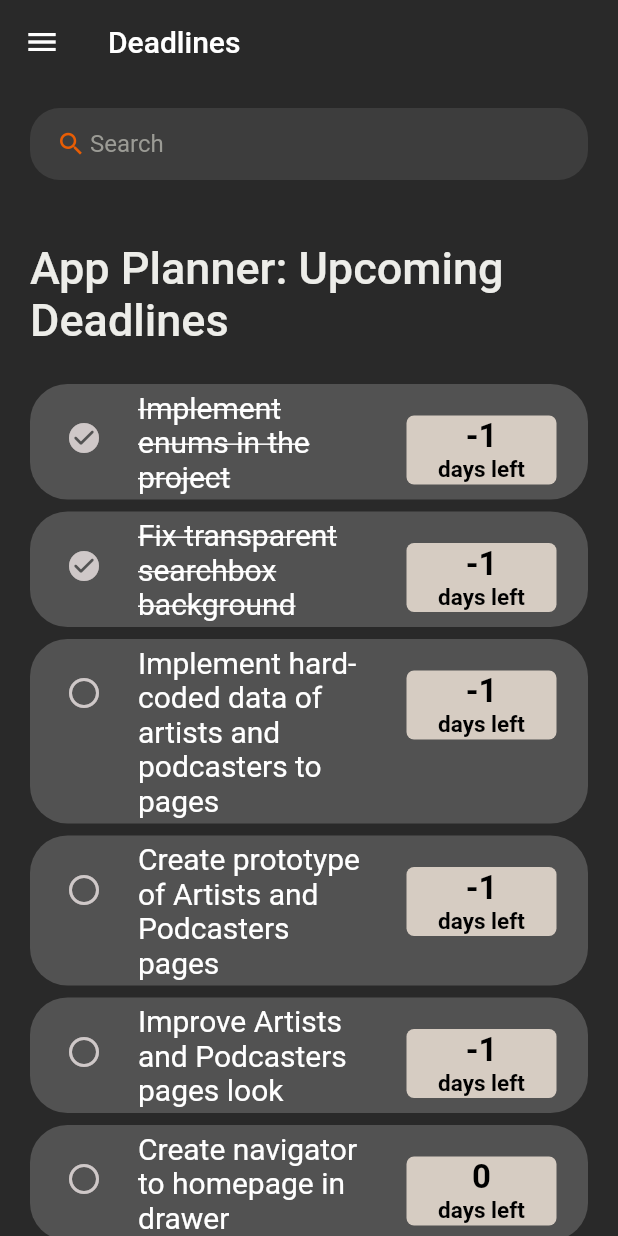
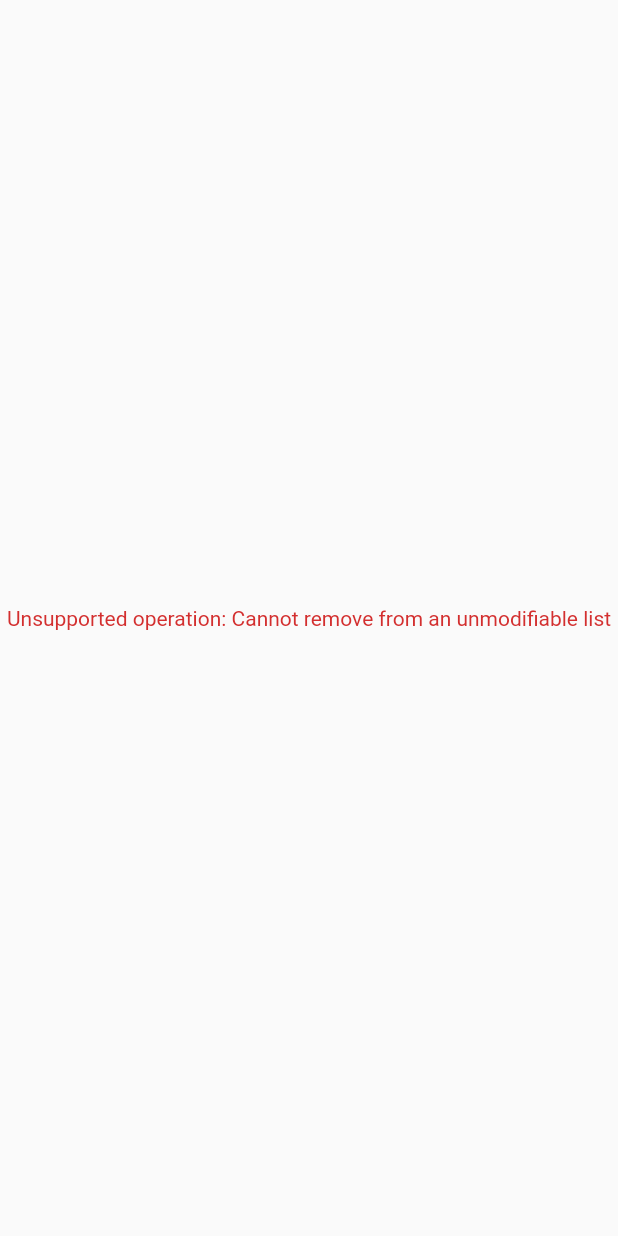
Before and after one commit to KacperMajcher/rating, a Flutter app: the screen it shows once a user with an empty profile is signed in, after a tap on "Implement enums in the project", on a phone screen of 412 x 824 dp. Run offline on Flutter 3.47's test engine with Material 2 defaults, Android fonts, the phone set to English and light mode, and no system bars; our stand-ins replace firebase_auth, firebase_core, flutter_bloc, google_fonts; missing offline and left inert: flutterfire_ui; accounts and stored records are empty; Roboto replaces fonts that are missing (Sono).

Commit message:
Handle errors in home with switch

```diff
--- a/lib/features/home/cubit/home_cubit.dart
+++ b/lib/features/home/cubit/home_cubit.dart
@@ -1,4 +1,5 @@
 import 'package:flutter_bloc/flutter_bloc.dart';
+import 'package:rating/app/core/enums.dart';
 import 'package:rating/model/deadline_model.dart';
 import 'package:rating/repositories/deadline_repository.dart';
 
@@ -10,29 +11,60 @@ class HomeCubit extends Cubit<HomeState> {
   final deadlineRepository = DeadlineRepository();
 
   Future<void> getDeadlineItems() async {
-    emit(const HomeState(deadlineItem: []));
+    emit(const HomeState(status: Status.loading));
+    try {
       final deadlineModel = deadlineRepository.deadlineItemsList();
       emit(
         HomeState(
+          status: Status.success,
           deadlineItem: deadlineModel,
         ),
       );
+    } catch (error) {
+      emit(
+        HomeState(
+          status: Status.error,
+          errorMessage: error.toString(),
+        ),
+      );
+    }
   }
 
   Future<void> toggleCheckBox({required DeadlineItem deadlineItem}) async {
+    emit(const HomeState(status: Status.loading));
+    try {
       List<DeadlineItem> list = state.deadlineItem;
       final index = list.indexWhere((element) => element.id == deadlineItem.id);
-    list.replaceRange(index, index + 1, [
+      list.replaceRange(
+        index,
+        index + 1,
+        [
           DeadlineItem(
               id: deadlineItem.id,
               task: deadlineItem.task,
               deadline: deadlineItem.deadline,
               isDone: !deadlineItem.isDone)
-    ]);
-    emit(HomeState(deadlineItem: list));
+        ],
+      );
+      emit(
+        HomeState(
+          status: Status.success,
+          deadlineItem: list,
+        ),
+      );
+    } catch (error) {
+      emit(
+        HomeState(
+          status: Status.error,
+          errorMessage: error.toString(),
+        ),
+      );
+    }
   }
 
-  void filterItems(String enteredKeyword) {
+  void filterItems(String enteredKeyword) async {
+    emit(const HomeState(status: Status.loading));
+    try {
       List<DeadlineItem> results = [];
       final list = deadlineRepository.deadlineItemsList();
       if (enteredKeyword.isEmpty) {
@@ -44,6 +76,17 @@ class HomeCubit extends Cubit<HomeState> {
             .toList();
       }
 
-    emit(HomeState(deadlineItem: results));
+      emit(HomeState(
+        status: Status.success,
+        deadlineItem: results,
+      ));
+    } catch (error) {
+      emit(
+        HomeState(
+          status: Status.error,
+          errorMessage: error.toString(),
+        ),
+      );
     }
   }
+}
--- a/lib/features/home/cubit/home_state.dart
+++ b/lib/features/home/cubit/home_state.dart
@@ -1,9 +1,12 @@
-
 part of 'home_cubit.dart';
 
 class HomeState {
   const HomeState({
     this.deadlineItem = const [],
+    this.status = Status.initial,
+    this.errorMessage,
   });
   final List<DeadlineItem> deadlineItem;
+  final Status status;
+  final String? errorMessage;
 }
--- a/lib/features/home/home_page.dart
+++ b/lib/features/home/home_page.dart
@@ -1,6 +1,7 @@
 import 'package:flutter/material.dart';
 import 'package:flutter_bloc/flutter_bloc.dart';
 import 'package:google_fonts/google_fonts.dart';
+import 'package:rating/app/core/enums.dart';
 import 'package:rating/features/home/cubit/home_cubit.dart';
 import 'package:rating/features/widgets/deadline_item.dart';
 import 'package:rating/features/widgets/navigation_drawer.dart';
@@ -17,6 +18,32 @@ class _HomePageState extends State<HomePage> {
   Widget build(BuildContext context) {
     return BlocBuilder<HomeCubit, HomeState>(
       builder: (context, state) {
+        switch (state.status) {
+          case Status.initial:
+            return const Scaffold(
+              body: Center(
+                child: Text(
+                    'Hello! Honestly speaking... you shouldn\'t be here 😬!'),
+              ),
+            );
+          case Status.loading:
+            return const Center(
+              child: CircularProgressIndicator(),
+            );
+
+          case Status.error:
+            return Scaffold(
+              body: Center(
+                child: Text(
+                  state.errorMessage ?? 'Unknown error',
+                  style: TextStyle(
+                    color: Theme.of(context).colorScheme.error,
+                  ),
+                ),
+              ),
+            );
+
+          case Status.success:
             return Scaffold(
               appBar: _buildAppBar(),
               drawer: navigationDrawer(context),
@@ -62,6 +89,7 @@ class _HomePageState extends State<HomePage> {
                 ),
               ),
             );
+        }
       },
     );
   }
--- a/lib/repositories/deadline_repository.dart
+++ b/lib/repositories/deadline_repository.dart
@@ -7,6 +7,7 @@ class DeadlineRepository {
         id: 4,
         task: 'Implement enums in the project',
         deadline: -1,
+        isDone: true,
       ),
       DeadlineItem(
         id: 5,
```
Also changed, not shown: 1 other file. Lines whose indentation alone changed are shown as unchanged.
